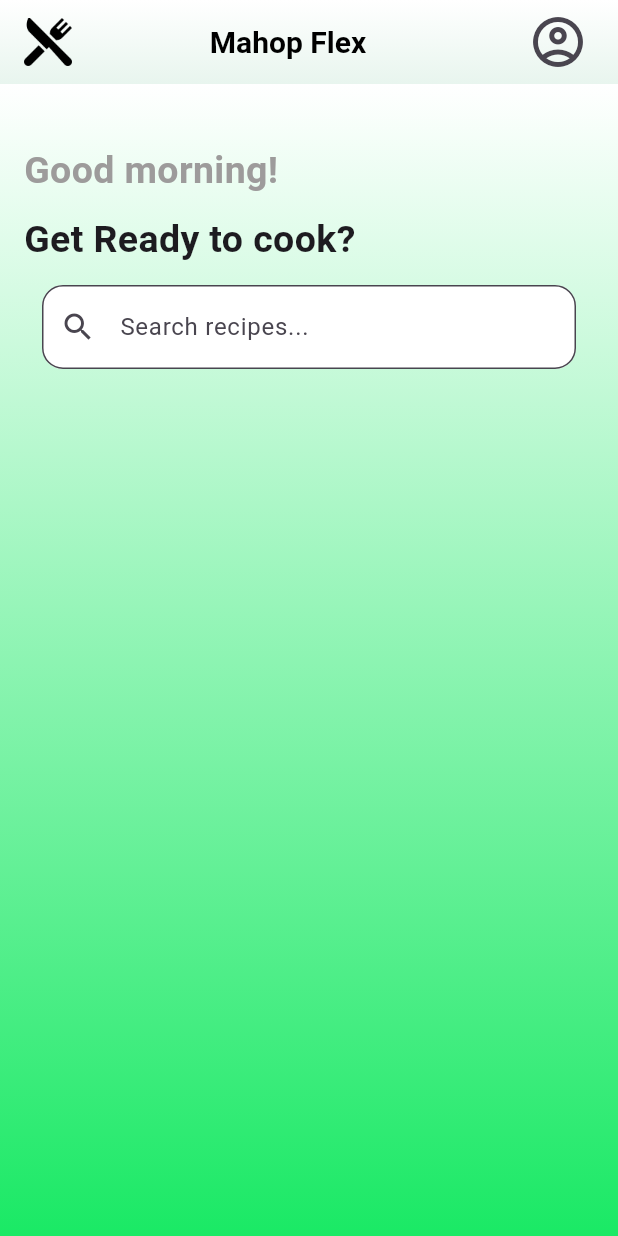
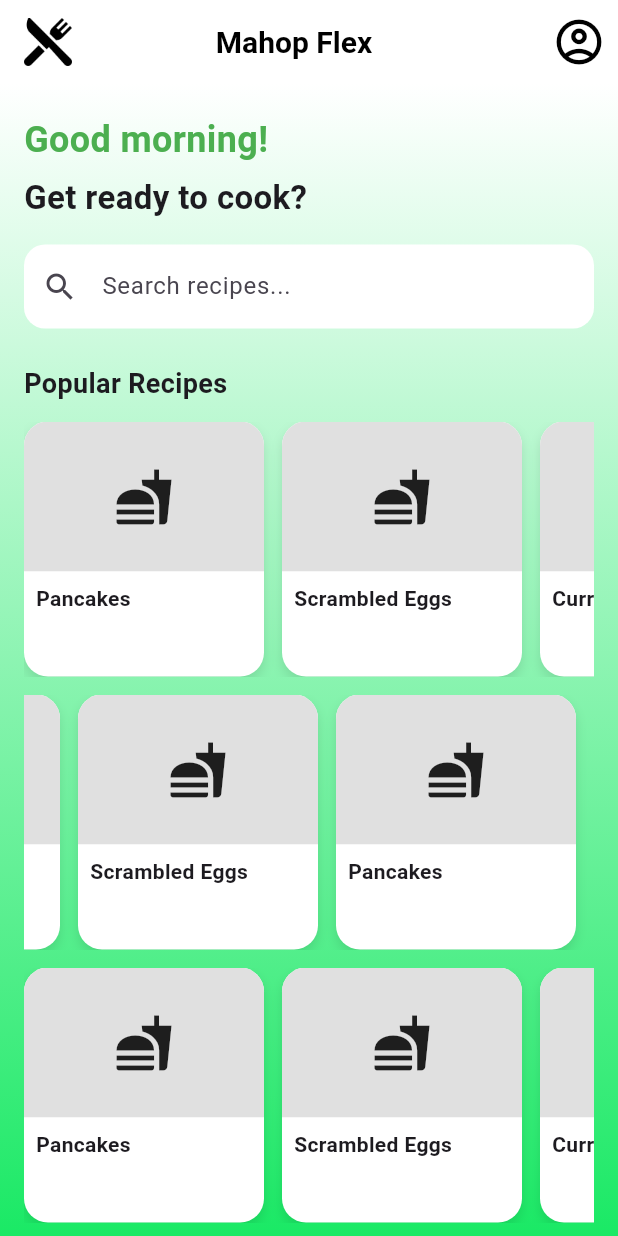
Before and after one commit to Tsn168/Flutter_FInal_Project, a Flutter app: the screen it shows after launch, on a phone screen of 412 x 824 dp. Run offline on Flutter 3.47's test engine with Material 3 defaults, Android fonts, the phone set to English and light mode, and no system bars; Roboto replaces fonts that are missing (Times New Roman).

Commit message:
Add MainScreen with search and popular recipes

```diff
--- a/lib/data/dummy/dummy_recipe.dart
+++ b/lib/data/dummy/dummy_recipe.dart
@@ -12,5 +12,9 @@ final scrambledEggsRecipe = Recipe(
   title: 'Scrambled Eggs',
   ingredients: [eggs, milk, butter],
 );
-
-final allRecipes = [pancakeRecipe, scrambledEggsRecipe];
+final curryRecipe = Recipe(
+  id: 'r3',
+  title: 'Curry',
+  ingredients: [chicken, curry_powder, coconut_milk, vegetables],
+);
+final allRecipes = [pancakeRecipe, scrambledEggsRecipe, curryRecipe];
--- a/lib/ui/main/main_screen.dart
+++ b/lib/ui/main/main_screen.dart
@@ -1,6 +1,5 @@
 import 'package:flutter/material.dart';
 import '../../models/recipe.dart';
-import '../../models/dummy_data_loader.dart';
 import '../../data/dummy/dummy_recipe.dart';
 
 class MainScreen extends StatefulWidget {
@@ -12,9 +11,8 @@ class MainScreen extends StatefulWidget {
 
 class _MainScreenState extends State<MainScreen> {
   final TextEditingController _searchController = TextEditingController();
-
   List<Recipe> _filteredRecipes = [];
-  bool _hasSearched = false; // ✅ ADDED (ONLY NEW STATE)
+  bool _hasSearched = false;
 
   @override
   void initState() {
@@ -24,17 +22,13 @@ class _MainScreenState extends State<MainScreen> {
 
   void _searchRecipes() {
     final query = _searchController.text.toLowerCase().trim();
-
     setState(() {
       _hasSearched = query.isNotEmpty;
-
-      if (query.isEmpty) {
-        _filteredRecipes = [];
-      } else {
-        _filteredRecipes = allRecipes.where((recipe) {
-          return recipe.title.toLowerCase().contains(query);
-        }).toList();
-      }
+      _filteredRecipes = query.isEmpty
+          ? []
+          : allRecipes
+                .where((recipe) => recipe.title.toLowerCase().contains(query))
+                .toList();
     });
   }
 
@@ -44,28 +38,76 @@ class _MainScreenState extends State<MainScreen> {
     super.dispose();
   }
 
+  // Popular Recipe Card Widget
+  Widget _popularRecipeCard(Recipe recipe) {
+    return Container(
+      width: 160,
+      margin: const EdgeInsets.only(right: 12),
+      decoration: BoxDecoration(
+        color: Colors.white,
+        borderRadius: BorderRadius.circular(16),
+        boxShadow: [
+          BoxShadow(
+            color: Colors.black.withOpacity(0.1),
+            blurRadius: 6,
+            offset: const Offset(0, 4),
+          ),
+        ],
+      ),
+      child: Column(
+        crossAxisAlignment: CrossAxisAlignment.start,
+        children: [
+          ClipRRect(
+            borderRadius: const BorderRadius.vertical(top: Radius.circular(16)),
+            child: Container(
+              height: 100,
+              width: double.infinity,
+              color: Colors.grey.shade300,
+              child: const Icon(Icons.fastfood, size: 40),
+            ),
+          ),
+          Padding(
+            padding: const EdgeInsets.all(8),
+            child: Text(
+              recipe.title,
+              maxLines: 2,
+              overflow: TextOverflow.ellipsis,
+              style: const TextStyle(fontWeight: FontWeight.bold),
+            ),
+          ),
+        ],
+      ),
+    );
+  }
+
+  // Horizontal row of popular recipes
+  Widget _popularRecipeRow({required bool reverse}) {
+    return SizedBox(
+      height: 170,
+      child: ListView.builder(
+        scrollDirection: Axis.horizontal,
+        reverse: reverse,
+        itemCount: allRecipes.length,
+        itemBuilder: (context, index) {
+          return _popularRecipeCard(allRecipes[index]);
+        },
+      ),
+    );
+  }
+
   @override
   Widget build(BuildContext context) {
     return Scaffold(
-      backgroundColor: const Color(0xFFFFFFFF),
+      backgroundColor: Colors.white,
       appBar: AppBar(
+        backgroundColor: Colors.transparent,
         elevation: 0,
-        flexibleSpace: Container(
-          decoration: const BoxDecoration(
-            gradient: LinearGradient(
-              colors: [Colors.white, Color(0xFFE8F5EE)],
-              begin: Alignment.topCenter,
-              end: Alignment.bottomCenter,
-            ),
-          ),
-        ),
         title: Row(
           children: [
             InkWell(
               onTap: () {
-                print('Logo pressed');
+                print('Logo pressed!');
               },
-              borderRadius: BorderRadius.circular(20),
               child: Image.asset('lib/assets/images/logo.png', height: 32),
             ),
             const Expanded(
@@ -76,7 +118,6 @@ class _MainScreenState extends State<MainScreen> {
                   fontSize: 20,
                   fontWeight: FontWeight.bold,
                   color: Colors.black,
-                  fontFamily: 'Times New Roman',
                 ),
               ),
             ),
@@ -84,17 +125,18 @@ class _MainScreenState extends State<MainScreen> {
         ),
         actions: [
           IconButton(
-            padding: const EdgeInsets.only(right: 20),
-            iconSize: 40,
-            icon: const Icon(Icons.account_circle_outlined),
-            onPressed: () {},
+            icon: const Icon(
+              Icons.account_circle_outlined,
+              size: 36,
+              color: Colors.black,
+            ),
+            onPressed: () {
+              print('User icon pressed!');
+            },
           ),
         ],
       ),
-
       body: Container(
-        width: double.infinity,
-        height: double.infinity,
         decoration: const BoxDecoration(
           gradient: LinearGradient(
             colors: [Colors.white, Color(0xFF1AE965)],
@@ -103,26 +145,26 @@ class _MainScreenState extends State<MainScreen> {
           ),
         ),
         child: Padding(
-          padding: const EdgeInsets.fromLTRB(16, 40, 16, 0),
+          padding: const EdgeInsets.fromLTRB(16, 20, 16, 0),
           child: Column(
             crossAxisAlignment: CrossAxisAlignment.start,
             children: [
               const Text(
                 'Good morning!',
                 style: TextStyle(
-                  fontSize: 25,
+                  fontSize: 24,
                   fontWeight: FontWeight.bold,
-                  color: Color.fromARGB(255, 157, 155, 155),
+                  color: Colors.green,
                 ),
               ),
-              const SizedBox(height: 10),
+              const SizedBox(height: 6),
               const Text(
-                'Get Ready to cook?',
-                style: TextStyle(fontSize: 25, fontWeight: FontWeight.bold),
+                'Get ready to cook?',
+                style: TextStyle(fontSize: 22, fontWeight: FontWeight.bold),
               ),
-              Padding(
-                padding: const EdgeInsets.all(12),
-                child: TextField(
+
+              const SizedBox(height: 16),
+              TextField(
                 controller: _searchController,
                 decoration: InputDecoration(
                   hintText: 'Search recipes...',
@@ -131,13 +173,31 @@ class _MainScreenState extends State<MainScreen> {
                   fillColor: Colors.white,
                   border: OutlineInputBorder(
                     borderRadius: BorderRadius.circular(14),
-                      borderSide: const BorderSide(color: Colors.white),
-                    ),
+                    borderSide: BorderSide.none,
                   ),
                 ),
               ),
 
-              // 📃 Recipe List (LOGIC FIX ONLY)
+              const SizedBox(height: 24),
+              const Text(
+                'Popular Recipes',
+                style: TextStyle(fontSize: 18, fontWeight: FontWeight.bold),
+              ),
+              const SizedBox(height: 12),
+
+              // Layer 1 (normal)
+              _popularRecipeRow(reverse: false),
+              const SizedBox(height: 12),
+
+              // Layer 2 (reversed)
+              _popularRecipeRow(reverse: true),
+              const SizedBox(height: 12),
+
+              // Layer 3 (normal)
+              _popularRecipeRow(reverse: false),
+              const SizedBox(height: 12),
+
+              // Search results
               Expanded(
                 child: !_hasSearched
                     ? const SizedBox()
@@ -146,8 +206,9 @@ class _MainScreenState extends State<MainScreen> {
                     : ListView.builder(
                         itemCount: _filteredRecipes.length,
                         itemBuilder: (context, index) {
-                          final recipe = _filteredRecipes[index];
-                          return ListTile(title: Text(recipe.title));
+                          return ListTile(
+                            title: Text(_filteredRecipes[index].title),
+                          );
                         },
                       ),
               ),
```
Lines whose indentation alone changed are shown as unchanged.
